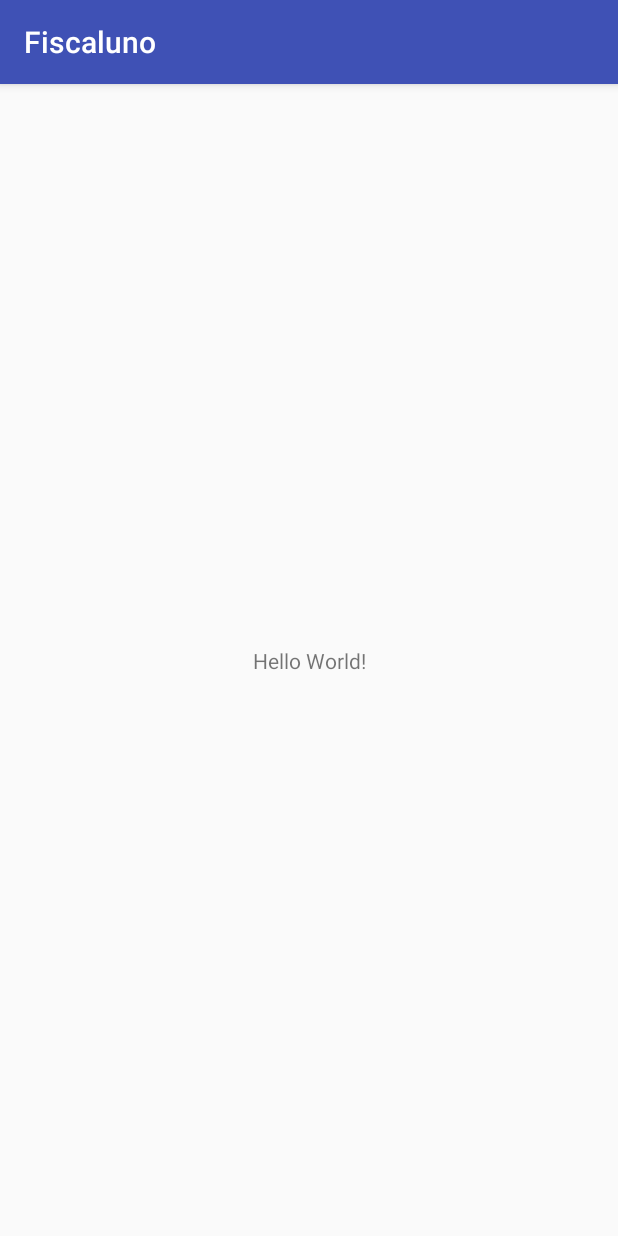
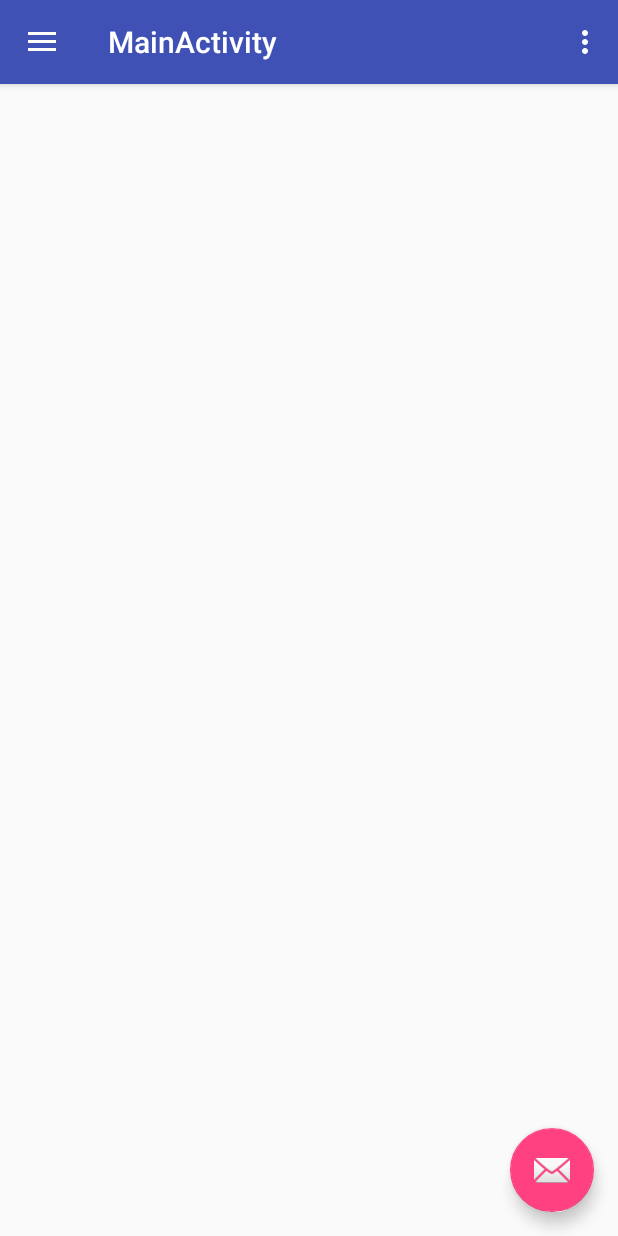
Before and after one commit to WilderPereira/fiscaluno-campus, an Android app: the screen it shows after launch (MainActivity), on a phone screen of 412 x 824 dp. Run offline under Robolectric (Android 15) with nearby library versions, the phone set to English and light mode, and no system bars.

Commit message:
Navigation Drawer

```diff
--- a/app/build.gradle
+++ b/app/build.gradle
@@ -26,5 +26,6 @@
     })
     compile 'com.android.support:appcompat-v7:25.1.0'
     compile 'com.android.support.constraint:constraint-layout:1.0.0-beta4'
+    compile 'com.android.support:design:25.1.0'
     testCompile 'junit:junit:4.12'
 }
--- a/app/src/main/AndroidManifest.xml
+++ b/app/src/main/AndroidManifest.xml
@@ -9,7 +9,10 @@
         android:roundIcon="@mipmap/ic_launcher_round"
         android:supportsRtl="true"
         android:theme="@style/AppTheme">
-        <activity android:name=".MainActivity">
+        <activity
+            android:name=".MainActivity"
+            android:label="@string/title_activity_main"
+            android:theme="@style/AppTheme.NoActionBar">
             <intent-filter>
                 <action android:name="android.intent.action.MAIN" />
 
--- a/app/src/main/java/com/mainbox/fiscaluno/MainActivity.java
+++ b/app/src/main/java/com/mainbox/fiscaluno/MainActivity.java
@@ -1,13 +1,101 @@
 package com.mainbox.fiscaluno;
 
+import android.os.Bundle;
+import android.support.design.widget.FloatingActionButton;
+import android.support.design.widget.Snackbar;
+import android.view.View;
+import android.support.design.widget.NavigationView;
+import android.support.v4.view.GravityCompat;
+import android.support.v4.widget.DrawerLayout;
+import android.support.v7.app.ActionBarDrawerToggle;
 import android.support.v7.app.AppCompatActivity;
-import android.os.Bundle;
+import android.support.v7.widget.Toolbar;
+import android.view.Menu;
+import android.view.MenuItem;
 
-public class MainActivity extends AppCompatActivity {
+public class MainActivity extends AppCompatActivity
+        implements NavigationView.OnNavigationItemSelectedListener {
 
     @Override
     protected void onCreate(Bundle savedInstanceState) {
         super.onCreate(savedInstanceState);
         setContentView(R.layout.activity_main);
+        Toolbar toolbar = (Toolbar) findViewById(R.id.toolbar);
+        setSupportActionBar(toolbar);
+
+        FloatingActionButton fab = (FloatingActionButton) findViewById(R.id.fab);
+        fab.setOnClickListener(new View.OnClickListener() {
+            @Override
+            public void onClick(View view) {
+                Snackbar.make(view, "Replace with your own action", Snackbar.LENGTH_LONG)
+                        .setAction("Action", null).show();
+            }
+        });
+
+        DrawerLayout drawer = (DrawerLayout) findViewById(R.id.drawer_layout);
+        ActionBarDrawerToggle toggle = new ActionBarDrawerToggle(
+                this, drawer, toolbar, R.string.navigation_drawer_open, R.string.navigation_drawer_close);
+        drawer.setDrawerListener(toggle);
+        toggle.syncState();
+
+        NavigationView navigationView = (NavigationView) findViewById(R.id.nav_view);
+        navigationView.setNavigationItemSelectedListener(this);
+    }
+
+    @Override
+    public void onBackPressed() {
+        DrawerLayout drawer = (DrawerLayout) findViewById(R.id.drawer_layout);
+        if (drawer.isDrawerOpen(GravityCompat.START)) {
+            drawer.closeDrawer(GravityCompat.START);
+        } else {
+            super.onBackPressed();
+        }
+    }
+
+    @Override
+    public boolean onCreateOptionsMenu(Menu menu) {
+        // Inflate the menu; this adds items to the action bar if it is present.
+        getMenuInflater().inflate(R.menu.main, menu);
+        return true;
+    }
+
+    @Override
+    public boolean onOptionsItemSelected(MenuItem item) {
+        // Handle action bar item clicks here. The action bar will
+        // automatically handle clicks on the Home/Up button, so long
+        // as you specify a parent activity in AndroidManifest.xml.
+        int id = item.getItemId();
+
+        //noinspection SimplifiableIfStatement
+        if (id == R.id.action_settings) {
+            return true;
+        }
+
+        return super.onOptionsItemSelected(item);
+    }
+
+    @SuppressWarnings("StatementWithEmptyBody")
+    @Override
+    public boolean onNavigationItemSelected(MenuItem item) {
+        // Handle navigation view item clicks here.
+        int id = item.getItemId();
+
+        if (id == R.id.nav_camera) {
+            // Handle the camera action
+        } else if (id == R.id.nav_gallery) {
+
+        } else if (id == R.id.nav_slideshow) {
+
+        } else if (id == R.id.nav_manage) {
+
+        } else if (id == R.id.nav_share) {
+
+        } else if (id == R.id.nav_send) {
+
+        }
+
+        DrawerLayout drawer = (DrawerLayout) findViewById(R.id.drawer_layout);
+        drawer.closeDrawer(GravityCompat.START);
+        return true;
     }
 }
--- /dev/null
+++ b/app/src/main/res/drawable-v21/ic_menu_camera.xml
@@ -0,0 +1,12 @@
+<vector xmlns:android="http://schemas.android.com/apk/res/android"
+    android:width="24dp"
+    android:height="24dp"
+    android:viewportHeight="24.0"
+    android:viewportWidth="24.0">
+    <path
+        android:fillColor="#FF000000"
+        android:pathData="M12,12m-3.2,0a3.2,3.2 0,1 1,6.4 0a3.2,3.2 0,1 1,-6.4 0" />
+    <path
+        android:fillColor="#FF000000"
+        android:pathData="M9,2L7.17,4H4c-1.1,0 -2,0.9 -2,2v12c0,1.1 0.9,2 2,2h16c1.1,0 2,-0.9 2,-2V6c0,-1.1 -0.9,-2 -2,-2h-3.17L15,2H9zm3,15c-2.76,0 -5,-2.24 -5,-5s2.24,-5 5,-5 5,2.24 5,5 -2.24,5 -5,5z" />
+</vector>
--- /dev/null
+++ b/app/src/main/res/drawable-v21/ic_menu_gallery.xml
@@ -0,0 +1,9 @@
+<vector xmlns:android="http://schemas.android.com/apk/res/android"
+    android:width="24dp"
+    android:height="24dp"
+    android:viewportHeight="24.0"
+    android:viewportWidth="24.0">
+    <path
+        android:fillColor="#FF000000"
+        android:pathData="M22,16V4c0,-1.1 -0.9,-2 -2,-2H8c-1.1,0 -2,0.9 -2,2v12c0,1.1 0.9,2 2,2h12c1.1,0 2,-0.9 2,-2zm-11,-4l2.03,2.71L16,11l4,5H8l3,-4zM2,6v14c0,1.1 0.9,2 2,2h14v-2H4V6H2z" />
+</vector>
--- /dev/null
+++ b/app/src/main/res/drawable-v21/ic_menu_manage.xml
@@ -0,0 +1,9 @@
+<vector xmlns:android="http://schemas.android.com/apk/res/android"
+    android:width="24dp"
+    android:height="24dp"
+    android:viewportHeight="24.0"
+    android:viewportWidth="24.0">
+    <path
+        android:fillColor="#FF000000"
+        android:pathData="M22.7,19l-9.1,-9.1c0.9,-2.3 0.4,-5 -1.5,-6.9 -2,-2 -5,-2.4 -7.4,-1.3L9,6 6,9 1.6,4.7C0.4,7.1 0.9,10.1 2.9,12.1c1.9,1.9 4.6,2.4 6.9,1.5l9.1,9.1c0.4,0.4 1,0.4 1.4,0l2.3,-2.3c0.5,-0.4 0.5,-1.1 0.1,-1.4z" />
+</vector>
--- /dev/null
+++ b/app/src/main/res/drawable-v21/ic_menu_send.xml
@@ -0,0 +1,9 @@
+<vector xmlns:android="http://schemas.android.com/apk/res/android"
+    android:width="24dp"
+    android:height="24dp"
+    android:viewportHeight="24.0"
+    android:viewportWidth="24.0">
+    <path
+        android:fillColor="#FF000000"
+        android:pathData="M2.01,21L23,12 2.01,3 2,10l15,2 -15,2z" />
+</vector>
--- /dev/null
+++ b/app/src/main/res/drawable-v21/ic_menu_share.xml
@@ -0,0 +1,9 @@
+<vector xmlns:android="http://schemas.android.com/apk/res/android"
+    android:width="24dp"
+    android:height="24dp"
+    android:viewportHeight="24.0"
+    android:viewportWidth="24.0">
+    <path
+        android:fillColor="#FF000000"
+        android:pathData="M18,16.08c-0.76,0 -1.44,0.3 -1.96,0.77L8.91,12.7c0.05,-0.23 0.09,-0.46 0.09,-0.7s-0.04,-0.47 -0.09,-0.7l7.05,-4.11c0.54,0.5 1.25,0.81 2.04,0.81 1.66,0 3,-1.34 3,-3s-1.34,-3 -3,-3 -3,1.34 -3,3c0,0.24 0.04,0.47 0.09,0.7L8.04,9.81C7.5,9.31 6.79,9 6,9c-1.66,0 -3,1.34 -3,3s1.34,3 3,3c0.79,0 1.5,-0.31 2.04,-0.81l7.12,4.16c-0.05,0.21 -0.08,0.43 -0.08,0.65 0,1.61 1.31,2.92 2.92,2.92 1.61,0 2.92,-1.31 2.92,-2.92s-1.31,-2.92 -2.92,-2.92z" />
+</vector>
--- /dev/null
+++ b/app/src/main/res/drawable-v21/ic_menu_slideshow.xml
@@ -0,0 +1,9 @@
+<vector xmlns:android="http://schemas.android.com/apk/res/android"
+    android:width="24dp"
+    android:height="24dp"
+    android:viewportHeight="24.0"
+    android:viewportWidth="24.0">
+    <path
+        android:fillColor="#FF000000"
+        android:pathData="M4,6H2v14c0,1.1 0.9,2 2,2h14v-2H4V6zm16,-4H8c-1.1,0 -2,0.9 -2,2v12c0,1.1 0.9,2 2,2h12c1.1,0 2,-0.9 2,-2V4c0,-1.1 -0.9,-2 -2,-2zm-8,12.5v-9l6,4.5 -6,4.5z" />
+</vector>
--- a/app/src/main/res/layout/activity_main.xml
+++ b/app/src/main/res/layout/activity_main.xml
@@ -1,18 +1,25 @@
 <?xml version="1.0" encoding="utf-8"?>
-<android.support.constraint.ConstraintLayout xmlns:android="http://schemas.android.com/apk/res/android"
+<android.support.v4.widget.DrawerLayout xmlns:android="http://schemas.android.com/apk/res/android"
     xmlns:app="http://schemas.android.com/apk/res-auto"
     xmlns:tools="http://schemas.android.com/tools"
+    android:id="@+id/drawer_layout"
     android:layout_width="match_parent"
     android:layout_height="match_parent"
-    tools:context="com.mainbox.fiscaluno.MainActivity">
+    android:fitsSystemWindows="true"
+    tools:openDrawer="start">
 
-    <TextView
+    <include
+        layout="@layout/app_bar_main"
+        android:layout_width="match_parent"
+        android:layout_height="match_parent" />
+
+    <android.support.design.widget.NavigationView
+        android:id="@+id/nav_view"
         android:layout_width="wrap_content"
-        android:layout_height="wrap_content"
-        android:text="Hello World!"
-        app:layout_constraintBottom_toBottomOf="parent"
-        app:layout_constraintLeft_toLeftOf="parent"
-        app:layout_constraintRight_toRightOf="parent"
-        app:layout_constraintTop_toTopOf="parent" />
+        android:layout_height="match_parent"
+        android:layout_gravity="start"
+        android:fitsSystemWindows="true"
+        app:headerLayout="@layout/nav_header_main"
+        app:menu="@menu/activity_main_drawer" />
 
-</android.support.constraint.ConstraintLayout>
+</android.support.v4.widget.DrawerLayout>
--- /dev/null
+++ b/app/src/main/res/layout/app_bar_main.xml
@@ -0,0 +1,36 @@
+<?xml version="1.0" encoding="utf-8"?>
+<android.support.design.widget.CoordinatorLayout xmlns:android="http://schemas.android.com/apk/res/android"
+    xmlns:app="http://schemas.android.com/apk/res-auto"
+    xmlns:tools="http://schemas.android.com/tools"
+    android:layout_width="match_parent"
+    android:layout_height="match_parent"
+    tools:context="com.mainbox.fiscaluno.MainActivity">
+
+    <android.support.design.widget.AppBarLayout
+        android:layout_width="match_parent"
+        android:layout_height="wrap_content"
+        android:theme="@style/AppTheme.AppBarOverlay">
+
+        <android.support.v7.widget.Toolbar
+            android:id="@+id/toolbar"
+            android:layout_width="match_parent"
+            android:layout_height="?attr/actionBarSize"
+            android:background="?attr/colorPrimary"
+            app:popupTheme="@style/AppTheme.PopupOverlay" />
+
+    </android.support.design.widget.AppBarLayout>
+
+    <android.support.v4.view.ViewPager
+        app:layout_behavior="@string/appbar_scrolling_view_behavior"
+        android:layout_width="match_parent"
+        android:layout_height="match_parent"/>
+
+    <android.support.design.widget.FloatingActionButton
+        android:id="@+id/fab"
+        android:layout_width="wrap_content"
+        android:layout_height="wrap_content"
+        android:layout_gravity="bottom|end"
+        android:layout_margin="@dimen/fab_margin"
+        app:srcCompat="@android:drawable/ic_dialog_email" />
+
+</android.support.design.widget.CoordinatorLayout>
--- /dev/null
+++ b/app/src/main/res/menu/activity_main_drawer.xml
@@ -0,0 +1,36 @@
+<?xml version="1.0" encoding="utf-8"?>
+<menu xmlns:android="http://schemas.android.com/apk/res/android">
+
+    <group android:checkableBehavior="single">
+        <item
+            android:id="@+id/nav_camera"
+            android:icon="@drawable/ic_menu_camera"
+            android:title="Import" />
+        <item
+            android:id="@+id/nav_gallery"
+            android:icon="@drawable/ic_menu_gallery"
+            android:title="Gallery" />
+        <item
+            android:id="@+id/nav_slideshow"
+            android:icon="@drawable/ic_menu_slideshow"
+            android:title="Slideshow" />
+        <item
+            android:id="@+id/nav_manage"
+            android:icon="@drawable/ic_menu_manage"
+            android:title="Tools" />
+    </group>
+
+    <item android:title="Communicate">
+        <menu>
+            <item
+                android:id="@+id/nav_share"
+                android:icon="@drawable/ic_menu_share"
+                android:title="Share" />
+            <item
+                android:id="@+id/nav_send"
+                android:icon="@drawable/ic_menu_send"
+                android:title="Send" />
+        </menu>
+    </item>
+
+</menu>
--- /dev/null
+++ b/app/src/main/res/menu/main.xml
@@ -0,0 +1,9 @@
+<?xml version="1.0" encoding="utf-8"?>
+<menu xmlns:android="http://schemas.android.com/apk/res/android"
+    xmlns:app="http://schemas.android.com/apk/res-auto">
+    <item
+        android:id="@+id/action_settings"
+        android:orderInCategory="100"
+        android:title="@string/action_settings"
+        app:showAsAction="never" />
+</menu>
--- /dev/null
+++ b/app/src/main/res/values/drawables.xml
@@ -0,0 +1,8 @@
+<resources xmlns:android="http://schemas.android.com/apk/res/android">
+    <item name="ic_menu_camera" type="drawable">@android:drawable/ic_menu_camera</item>
+    <item name="ic_menu_gallery" type="drawable">@android:drawable/ic_menu_gallery</item>
+    <item name="ic_menu_slideshow" type="drawable">@android:drawable/ic_menu_slideshow</item>
+    <item name="ic_menu_manage" type="drawable">@android:drawable/ic_menu_manage</item>
+    <item name="ic_menu_share" type="drawable">@android:drawable/ic_menu_share</item>
+    <item name="ic_menu_send" type="drawable">@android:drawable/ic_menu_send</item>
+</resources>
--- a/app/src/main/res/values/strings.xml
+++ b/app/src/main/res/values/strings.xml
@@ -1,3 +1,9 @@
 <resources>
     <string name="app_name">Fiscaluno</string>
+    <string name="title_activity_main">MainActivity</string>
+
+    <string name="navigation_drawer_open">Open navigation drawer</string>
+    <string name="navigation_drawer_close">Close navigation drawer</string>
+
+    <string name="action_settings">Settings</string>
 </resources>
--- a/app/src/main/res/values/styles.xml
+++ b/app/src/main/res/values/styles.xml
@@ -8,4 +8,13 @@
         <item name="colorAccent">@color/colorAccent</item>
     </style>
 
+    <style name="AppTheme.NoActionBar">
+        <item name="windowActionBar">false</item>
+        <item name="windowNoTitle">true</item>
+    </style>
+
+    <style name="AppTheme.AppBarOverlay" parent="ThemeOverlay.AppCompat.Dark.ActionBar" />
+
+    <style name="AppTheme.PopupOverlay" parent="ThemeOverlay.AppCompat.Light" />
+
 </resources>
```
Also changed, not shown: app/src/main/res/drawable/side_nav_bar.xml (added, +9 -0 lines), app/src/main/res/layout/nav_header_main.xml (added, +35 -0 lines), app/src/main/res/values/dimens.xml (added, +8 -0 lines).
